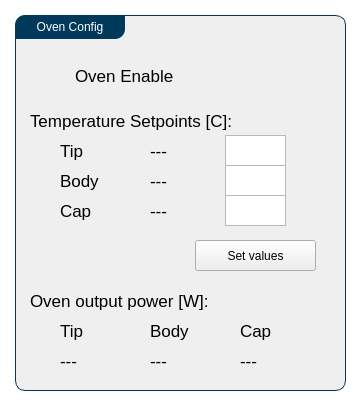
This is Utils/ursapqConsoleResources/sample.ui in pnjun/UrsaPQ-Manager as Qt 5 draws it before an edit. The edited form follows.
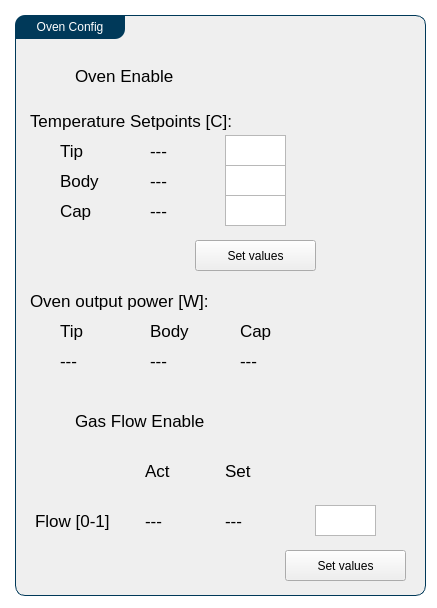
This is the edited form.

Commit message: interface redesign

Patch:
```diff
--- a/Utils/ursapqConsoleResources/sample.ui
+++ b/Utils/ursapqConsoleResources/sample.ui
@@ -6,8 +6,8 @@
    <rect>
     <x>0</x>
     <y>0</y>
-    <width>360</width>
-    <height>405</height>
+    <width>437</width>
+    <height>608</height>
    </rect>
   </property>
   <property name="windowTitle">
@@ -44,8 +44,8 @@
      <rect>
       <x>15</x>
       <y>15</y>
-      <width>331</width>
-      <height>376</height>
+      <width>411</width>
+      <height>581</height>
      </rect>
     </property>
     <property name="title">
@@ -309,6 +309,130 @@
       <string>---</string>
      </property>
     </widget>
+    <widget class="QWidget" name="verticalLayoutWidget_2">
+     <property name="geometry">
+      <rect>
+       <x>15</x>
+       <y>390</y>
+       <width>46</width>
+       <height>31</height>
+      </rect>
+     </property>
+     <layout class="QVBoxLayout" name="flowEnableBox"/>
+    </widget>
+    <widget class="QLabel" name="label_10">
+     <property name="geometry">
+      <rect>
+       <x>60</x>
+       <y>390</y>
+       <width>161</width>
+       <height>31</height>
+      </rect>
+     </property>
+     <property name="text">
+      <string>Gas Flow Enable</string>
+     </property>
+    </widget>
+    <widget class="QLabel" name="flow_act">
+     <property name="geometry">
+      <rect>
+       <x>130</x>
+       <y>490</y>
+       <width>63</width>
+       <height>31</height>
+      </rect>
+     </property>
+     <property name="text">
+      <string>---</string>
+     </property>
+    </widget>
+    <widget class="QPlainTextEdit" name="flow_in">
+     <property name="geometry">
+      <rect>
+       <x>300</x>
+       <y>490</y>
+       <width>61</width>
+       <height>31</height>
+      </rect>
+     </property>
+     <property name="inputMethodHints">
+      <set>Qt::ImhNone</set>
+     </property>
+     <property name="lineWrapMode">
+      <enum>QPlainTextEdit::NoWrap</enum>
+     </property>
+     <property name="plainText">
+      <string/>
+     </property>
+     <property name="maximumBlockCount">
+      <number>4</number>
+     </property>
+    </widget>
+    <widget class="QPushButton" name="flow_setButton">
+     <property name="geometry">
+      <rect>
+       <x>270</x>
+       <y>535</y>
+       <width>121</width>
+       <height>31</height>
+      </rect>
+     </property>
+     <property name="text">
+      <string>Set values</string>
+     </property>
+    </widget>
+    <widget class="QLabel" name="label_11">
+     <property name="geometry">
+      <rect>
+       <x>20</x>
+       <y>490</y>
+       <width>81</width>
+       <height>31</height>
+      </rect>
+     </property>
+     <property name="text">
+      <string>Flow [0-1]</string>
+     </property>
+    </widget>
+    <widget class="QLabel" name="flow_set">
+     <property name="geometry">
+      <rect>
+       <x>210</x>
+       <y>490</y>
+       <width>63</width>
+       <height>31</height>
+      </rect>
+     </property>
+     <property name="text">
+      <string>---</string>
+     </property>
+    </widget>
+    <widget class="QLabel" name="capSetPoint_4">
+     <property name="geometry">
+      <rect>
+       <x>130</x>
+       <y>440</y>
+       <width>63</width>
+       <height>31</height>
+      </rect>
+     </property>
+     <property name="text">
+      <string>Act</string>
+     </property>
+    </widget>
+    <widget class="QLabel" name="capSetPoint_5">
+     <property name="geometry">
+      <rect>
+       <x>210</x>
+       <y>440</y>
+       <width>51</width>
+       <height>31</height>
+      </rect>
+     </property>
+     <property name="text">
+      <string>Set</string>
+     </property>
+    </widget>
    </widget>
   </widget>
  </widget>
```
Left out of the diff: 9 changed lines with no effect on the pictures. The commit also changes 5 other files.
